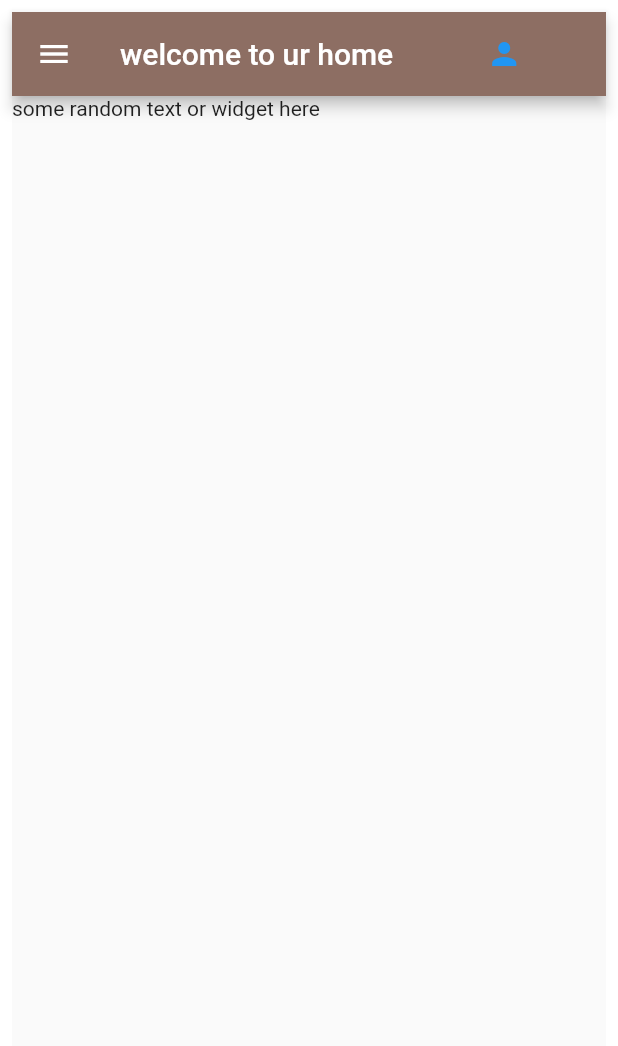
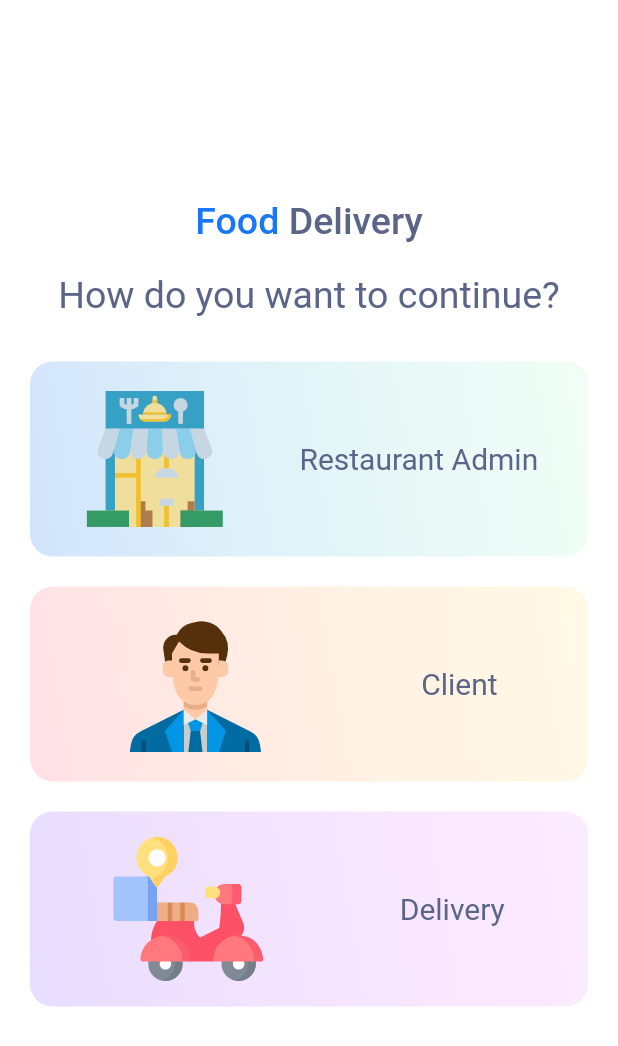
Before and after one commit to addisuanley2010/delivery_app, a Flutter app: the screen it shows once a user with an empty profile is signed in, on a phone screen of 412 x 824 dp. Shown: the top 1046 px of the screen. Run offline on Flutter 3.47's test engine with Material 2 defaults, Android fonts, the phone set to English and light mode, and no system bars; our stand-ins replace cloud_firestore, firebase_auth, firebase_core, flutter_svg, google_fonts; accounts and stored records are empty.

Commit message:
select role is added

```diff
--- a/lib/pages/register.dart
+++ b/lib/pages/register.dart
@@ -34,7 +34,7 @@ class _RegisterState extends State<Register> {
         child: Container(
           color: Colors.deepPurple,
 
-          padding: EdgeInsets.symmetric(horizontal: 10, vertical: 10),
+          padding:const EdgeInsets.symmetric(horizontal: 10, vertical: 10),
           child: Form(
             key: _formkey,
             child: Column(
--- /dev/null
+++ b/lib/screens/select_role.dart
@@ -0,0 +1,127 @@
+import 'package:flutter/material.dart';
+import 'package:flutter_svg/flutter_svg.dart';
+import 'package:delivery/ui/admin/components/text_custom.dart';
+import 'package:delivery/constants/constants.dart';
+import 'package:delivery/ui/admin/admin_home.dart';
+
+class SelectRoleScreen extends StatelessWidget {
+  const SelectRoleScreen({super.key});
+
+  @override
+  Widget build(BuildContext context) {
+
+    return Scaffold(
+      backgroundColor: Colors.white,
+      body: SafeArea(
+        child: Padding(
+          padding: const EdgeInsets.symmetric(horizontal: 20.0, vertical: 10.0),
+          child: Column(
+            mainAxisAlignment: MainAxisAlignment.center,
+            children: [
+              Row(
+                mainAxisAlignment: MainAxisAlignment.center,
+                children: const [
+                  TextCustom(
+                      text: 'Food ',
+                      fontSize: 25,
+                      color: ColorsFrave.primaryColor,
+                      fontWeight: FontWeight.w500),
+                  TextCustom(
+                      text: 'Delivery',
+                      fontSize: 25,
+                      color: ColorsFrave.secundaryColor,
+                      fontWeight: FontWeight.w500),
+                ],
+              ),
+              const SizedBox(height: 20.0),
+              const TextCustom(
+                text: 'How do you want to continue?',
+                color: ColorsFrave.secundaryColor,
+                fontSize: 25,
+              ),
+              const SizedBox(height: 30.0),
+              _BtnRol(
+                svg: 'assets/svg/restaurante.svg',
+                text: 'Restaurant Admin',
+                color1: ColorsFrave.primaryColor.withOpacity(.2),
+                color2: Colors.greenAccent.withOpacity(.1),
+                onPressed: () => {
+                  Navigator.of(context).push(
+                    MaterialPageRoute(
+                      builder: (context) =>  AdminHome(),
+                    ),
+                  )
+                },
+              ),
+
+              _BtnRol(
+                svg: 'assets/svg/bussiness-man.svg',
+                text: 'Client',
+                color1: const Color(0xffFE6488).withOpacity(.2),
+                color2: Colors.amber.withOpacity(.1),
+                // onPressed: () => Navigator.pushReplacement(context, routeFrave(page: ClientHomeScreen())),
+              ),
+
+              _BtnRol(
+                svg: 'assets/svg/delivery-bike.svg',
+                text: 'Delivery',
+                color1:const Color(0xff8956FF).withOpacity(.2),
+                color2: Colors.purpleAccent.withOpacity(.1),
+                // onPressed: () => Navigator.pushAndRemoveUntil(context, routeFrave(page: DeliveryHomeScreen()), (route) => false),
+              )
+            ],
+          ),
+        ),
+      ),
+    );
+  }
+}
+
+class _BtnRol extends StatelessWidget {
+  final String svg;
+  final String text;
+  final Color color1;
+  final Color color2;
+  final VoidCallback? onPressed;
+
+  const _BtnRol(
+      {required this.svg,
+      required this.text,
+      required this.color1,
+      required this.color2,
+      this.onPressed});
+
+  @override
+  Widget build(BuildContext context) {
+    return Padding(
+      padding: const EdgeInsets.only(bottom: 20.0),
+      child: InkWell(
+        borderRadius: BorderRadius.circular(15.0),
+        onTap: onPressed,
+        child: Container(
+          height: 130,
+          width: MediaQuery.of(context).size.width,
+          decoration: BoxDecoration(
+            borderRadius: BorderRadius.circular(15.0),
+            gradient: LinearGradient(
+                begin: Alignment.bottomLeft, colors: [color1, color2]),
+          ),
+          child: Padding(
+            padding: const EdgeInsets.symmetric(horizontal: 10.0),
+            child: Row(
+              mainAxisAlignment: MainAxisAlignment.spaceAround,
+              children: [
+                SvgPicture.asset(
+                  svg,
+                  height: 100,
+                ),
+                TextCustom(
+                    text: text, fontSize: 20, color: ColorsFrave.secundaryColor)
+              ],
+            ),
+          ),
+        ),
+      ),
+    );
+  }
+}
--- a/lib/screens/wrapper.dart
+++ b/lib/screens/wrapper.dart
@@ -1,22 +1,24 @@
 import 'package:delivery/models/user.dart';
 import 'package:delivery/pages/home.dart';
 import 'package:delivery/screens/home_screen.dart';
+import 'package:delivery/screens/select_role.dart';
+
 import 'package:flutter/material.dart';
 import 'package:provider/provider.dart';
 
 class Wrapper extends StatelessWidget {
+  const Wrapper({super.key});
+
   @override
   Widget build(BuildContext context) {
-    print('wrapper');
     final user = Provider.of<Users?>(context);
 
     // return either the Home or Authenticate widget  depend on user login or logout
     if (user == null) {
-      print(user);
-      return Home();
+      return const Home();
     } else {
-      print(user);
-      return HomeScreen();
+      // return const HomeScreen();
+      return const SelectRoleScreen();
     }
   }
 }
--- a/lib/services/database.dart
+++ b/lib/services/database.dart
@@ -1,14 +1,11 @@
 import 'package:delivery/models/customers.dart';
 import 'package:delivery/models/user.dart';
-import 'package:firebase_auth/firebase_auth.dart';
 import 'package:cloud_firestore/cloud_firestore.dart';
 
 class DatabaseService {
   final String uid;
   DatabaseService({required this.uid});
 
-// database reference
-  // FirebaseFirestore db = FirebaseFirestore.instance;
 
   // collection reference
   final CollectionReference customersCollection =
@@ -20,8 +17,6 @@ class DatabaseService {
     String phone,
     String address,
   ) async {
-    print('collection method');
-    print(uid);
     return await customersCollection.doc(uid).set({
       'name': name,
       'email': email,
@@ -33,7 +28,6 @@ class DatabaseService {
   // brew list from snapshot
   List<Customers> _customersListFromSnapshot(QuerySnapshot snapshot) {
     return snapshot.docs.map((doc) {
-      //print(doc.data);
       return Customers(
           name: doc['name'] ?? '',
           email: doc['email'] ?? '',
--- a/lib/ui/admin/admin_home.dart
+++ b/lib/ui/admin/admin_home.dart
@@ -4,7 +4,6 @@ import 'components/item_account.dart';
 import 'package:delivery/services/auth.dart';
 import 'package:delivery/constants/constants.dart';
 import 'package:delivery/ui/admin/profile/edit_Prodile_screen.dart';
-
 
 class AdminHome extends StatelessWidget {
   AdminHome({super.key});
@@ -21,17 +20,19 @@ class AdminHome extends StatelessWidget {
             Align(alignment: Alignment.center, child: imagepicker()),
             const SizedBox(height: 10.0),
             Center(
-                child: TextCustom( text:"Addisu  Anley".toUpperCase(),
+                child: TextCustom(
+              text: "Addisu  Anley".toUpperCase(),
               fontSize: 25,
               fontWeight: FontWeight.bold,
               maxLine: 1,
               textAlign: TextAlign.center,
-                      )
-                ),
-
+            )),
             const SizedBox(height: 5.0),
             const Center(
-                  child:TextCustom( text:"addisu@gmail.com", fontSize: 20, color:AppColors.primaryColor)),
+                child: TextCustom(
+                    text: "addisu@gmail.com",
+                    fontSize: 20,
+                    color: AppColors.primaryColor)),
             const SizedBox(height: 15.0),
             const SizedBox(height: 15.0),
             const TextCustom(text: 'Account', color: Colors.grey),
@@ -43,7 +44,7 @@ class AdminHome extends StatelessWidget {
                 onPressed: () {
                   Navigator.of(context).push(
                     MaterialPageRoute(
-                            builder: (context) =>  EditProfileScreen(),
+                      builder: (context) => EditProfileScreen(),
                     ),
                   );
                 }),
@@ -115,30 +116,26 @@ class AdminHome extends StatelessWidget {
               colorIcon: 0xffF02849,
               onPressed: () async {
                 await _auth.signOut();
-                },),
+                Navigator.pop(context);
+              },
+            ),
           ],
         ),
       ),
     );
   }
 
-
-Widget imagepicker(){
-
-  return  Container(
+  Widget imagepicker() {
+    return Container(
       height: 150,
       width: 150,
-
       decoration: BoxDecoration(
-        border: Border.all(style: BorderStyle.solid, color: Colors.grey[200]!),
-        shape: BoxShape.circle
-      ),
+          border:
+              Border.all(style: BorderStyle.solid, color: Colors.grey[200]!),
+          shape: BoxShape.circle),
       child: InkWell(
         borderRadius: BorderRadius.circular(100),
-
-
       ),
     );
   }
-
 }
--- a/lib/ui/admin/profile/edit_Prodile_screen.dart
+++ b/lib/ui/admin/profile/edit_Prodile_screen.dart
@@ -1,6 +1,6 @@
 import 'package:flutter/material.dart';
 import 'package:delivery/constants/constants.dart';
-import 'package:delivery/ui/components/text_custom.dart';
+import '../components/text_custom.dart';
 import '../components/form_field_frave.dart';
 
 class EditProfileScreen extends StatefulWidget {
--- a/pubspec.yaml
+++ b/pubspec.yaml
@@ -41,6 +41,7 @@ dependencies:
   provider: ^6.0.5
   cloud_firestore: ^4.5.1
   google_fonts: ^4.0.4
+  flutter_svg: ^2.0.5
 
 dev_dependencies:
   flutter_test:
@@ -67,6 +68,8 @@ flutter:
   # To add assets to your application, add an assets section, like this:
   assets:
     - assets/images/
+    - assets/Logo/
+    - assets/svg/
 
   # An image asset can refer to one or more resolution-specific "variants", see
   # https://flutter.dev/assets-and-images/#resolution-aware
```
Also changed, not shown: assets/Logo/logo-black.png (added), assets/Logo/logo-white.png (added), assets/Logo/marcado-pago-logo.png (added), assets/images/delivery.svg (added), assets/images/empty-cart.svg (added), assets/images/food-delivery-marker.png (added), assets/images/my-location.svg (added), assets/svg/bussiness-man.svg (added), assets/svg/delivery-bike.svg (added), assets/svg/restaurante.svg (added), pubspec.lock. Lines whose indentation alone changed are shown as unchanged.
